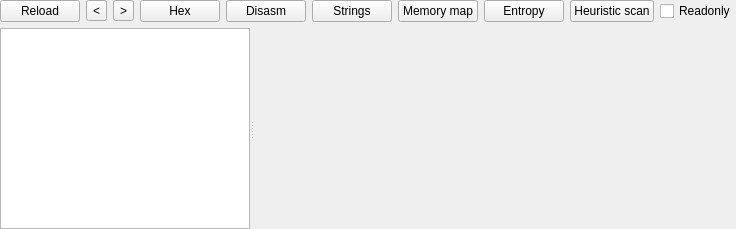
Above: MACH/machwidget.ui from horsicq/FormatWidgets before the change. Below: the same form after it.
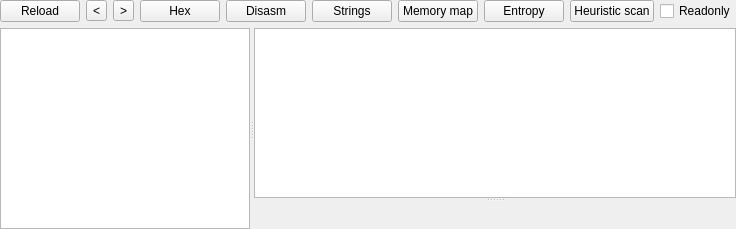
That is the form after the change. The open tabs and pages were chosen to show the change. Custom widgets are drawn as their Qt base class.

```diff
--- a/MACH/machwidget.ui
+++ b/MACH/machwidget.ui
@@ -1027,6 +1027,50 @@
         </item>
        </layout>
       </widget>
+      <widget class="QWidget" name="page_build_version">
+       <layout class="QVBoxLayout" name="verticalLayout_54">
+        <property name="leftMargin">
+         <number>0</number>
+        </property>
+        <property name="topMargin">
+         <number>0</number>
+        </property>
+        <property name="rightMargin">
+         <number>0</number>
+        </property>
+        <property name="bottomMargin">
+         <number>0</number>
+        </property>
+        <item>
+         <widget class="QSplitter" name="splitter_33">
+          <property name="orientation">
+           <enum>Qt::Vertical</enum>
+          </property>
+          <widget class="QTableWidget" name="tableWidget_build_version">
+           <property name="editTriggers">
+            <set>QAbstractItemView::NoEditTriggers</set>
+           </property>
+           <property name="selectionMode">
+            <enum>QAbstractItemView::SingleSelection</enum>
+           </property>
+           <property name="selectionBehavior">
+            <enum>QAbstractItemView::SelectRows</enum>
+           </property>
+           <attribute name="horizontalHeaderVisible">
+            <bool>false</bool>
+           </attribute>
+           <attribute name="verticalHeaderVisible">
+            <bool>false</bool>
+           </attribute>
+           <attribute name="verticalHeaderDefaultSectionSize">
+            <number>21</number>
+           </attribute>
+          </widget>
+          <widget class="ToolsWidget" name="widgetHex_build_version" native="true"/>
+         </widget>
+        </item>
+       </layout>
+      </widget>
       <widget class="QWidget" name="page_dylinker">
        <layout class="QVBoxLayout" name="verticalLayout_20">
         <property name="leftMargin">
```
